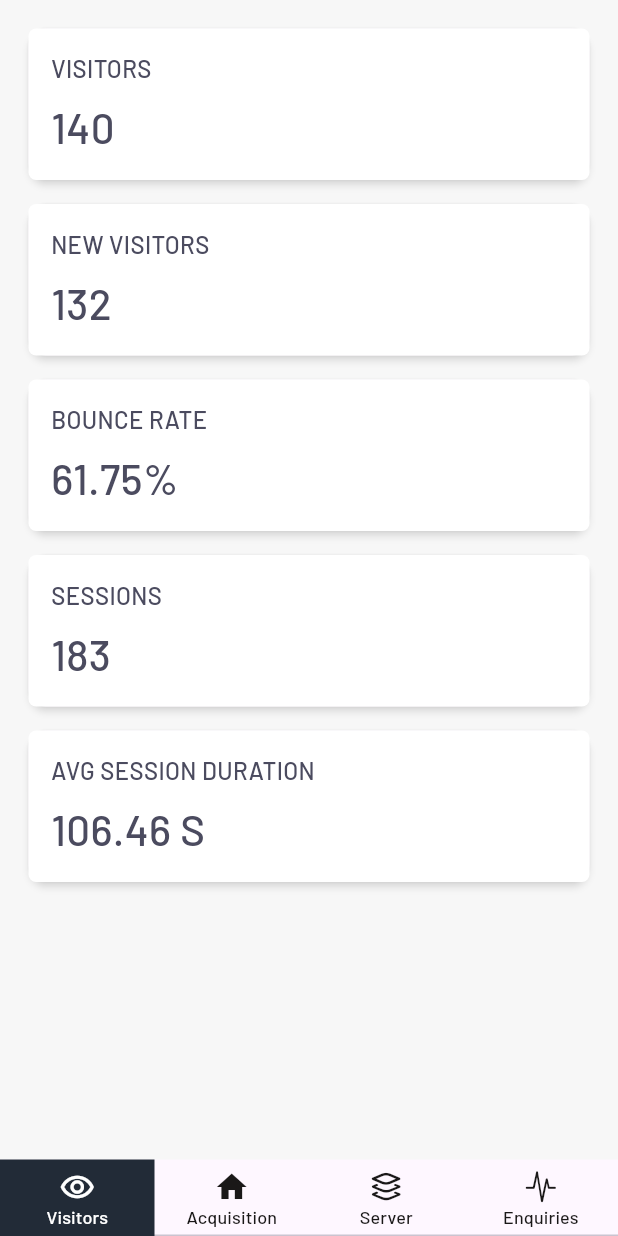
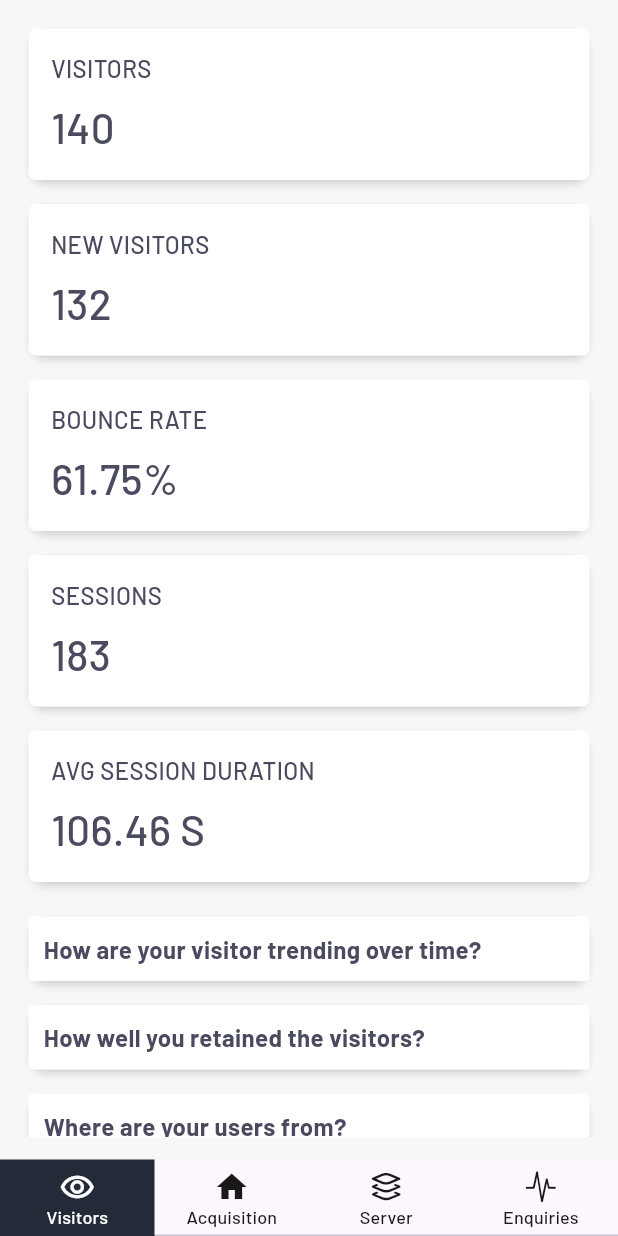
Before and after one commit to mirza-d3x/red_dog, a Flutter app: the screen it shows after launch, on a phone screen of 412 x 824 dp. Run offline on Flutter 3.47's test engine with Material 3 defaults, Android fonts, the phone set to English and light mode, and no system bars.

Commit message:
creating visitors screen

```diff
--- a/lib/features/tabs/visitors_screen.dart
+++ b/lib/features/tabs/visitors_screen.dart
@@ -1,6 +1,8 @@
 import 'package:flutter/material.dart';
 import 'package:reddog_mobile_app/styles/colors.dart';
 import 'package:reddog_mobile_app/widgets/tiles.dart';
+
+import '../../styles/text_styles.dart';
 
 class VisitorsScreen extends StatefulWidget {
   const VisitorsScreen({super.key});
@@ -33,6 +35,150 @@ class _VisitorsScreenState extends State<VisitorsScreen> {
 
                   const SizedBox(height: 8),
                   tiles('AVG SESSION DURATION', '106.46 S'),
+
+                  const SizedBox(height: 15),
+                  // How are your visitor trending over time?
+                  Card(
+                    elevation: 2,
+                    shadowColor: whiteColor,
+                    child: Container(
+                      padding: const EdgeInsets.all(10),
+                      width: double.infinity,
+                      decoration: BoxDecoration(
+                        borderRadius: BorderRadius.circular(3),
+                        color: whiteColor,
+                      ),
+                      child: Column(
+                        crossAxisAlignment: CrossAxisAlignment.start,
+                        children: [
+                          Text(
+                            'How are your visitor trending over time?',
+                            style: normalTextStyle,
+                          )
+                        ],
+                      ),
+                    ),
+                  ),
+
+                  const SizedBox(height: 8),
+                  // How well you retained the visitors?
+                  Card(
+                    elevation: 2,
+                    shadowColor: whiteColor,
+                    child: Container(
+                      padding: const EdgeInsets.all(10),
+                      width: double.infinity,
+                      decoration: BoxDecoration(
+                        borderRadius: BorderRadius.circular(3),
+                        color: whiteColor,
+                      ),
+                      child: Column(
+                        crossAxisAlignment: CrossAxisAlignment.start,
+                        children: [
+                          Text(
+                            'How well you retained the visitors?',
+                            style: normalTextStyle,
+                          )
+                        ],
+                      ),
+                    ),
+                  ),
+
+                  const SizedBox(height: 8),
+                  // Where are your users from?
+                  Card(
+                    elevation: 2,
+                    shadowColor: whiteColor,
+                    child: Container(
+                      padding: const EdgeInsets.all(10),
+                      width: double.infinity,
+                      decoration: BoxDecoration(
+                        borderRadius: BorderRadius.circular(3),
+                        color: whiteColor,
+                      ),
+                      child: Column(
+                        crossAxisAlignment: CrossAxisAlignment.start,
+                        children: [
+                          Text(
+                            'Where are your users from?',
+                            style: normalTextStyle,
+                          )
+                        ],
+                      ),
+                    ),
+                  ),
+
+                  const SizedBox(height: 8),
+                  // What language do they speak?
+                  Card(
+                    elevation: 2,
+                    shadowColor: whiteColor,
+                    child: Container(
+                      padding: const EdgeInsets.all(10),
+                      width: double.infinity,
+                      decoration: BoxDecoration(
+                        borderRadius: BorderRadius.circular(3),
+                        color: whiteColor,
+                      ),
+                      child: Column(
+                        crossAxisAlignment: CrossAxisAlignment.start,
+                        children: [
+                          Text(
+                            'What language do they speak?',
+                            style: normalTextStyle,
+                          )
+                        ],
+                      ),
+                    ),
+                  ),
+
+                  const SizedBox(height: 8),
+                  // What is their age group?
+                  Card(
+                    elevation: 2,
+                    shadowColor: whiteColor,
+                    child: Container(
+                      padding: const EdgeInsets.all(10),
+                      width: double.infinity,
+                      decoration: BoxDecoration(
+                        borderRadius: BorderRadius.circular(3),
+                        color: whiteColor,
+                      ),
+                      child: Column(
+                        crossAxisAlignment: CrossAxisAlignment.start,
+                        children: [
+                          Text(
+                            'What is their age group?',
+                            style: normalTextStyle,
+                          )
+                        ],
+                      ),
+                    ),
+                  ),
+
+                  const SizedBox(height: 8),
+                  // What is their gender?
+                  Card(
+                    elevation: 2,
+                    shadowColor: whiteColor,
+                    child: Container(
+                      padding: const EdgeInsets.all(10),
+                      width: double.infinity,
+                      decoration: BoxDecoration(
+                        borderRadius: BorderRadius.circular(3),
+                        color: whiteColor,
+                      ),
+                      child: Column(
+                        crossAxisAlignment: CrossAxisAlignment.start,
+                        children: [
+                          Text(
+                            'What is their gender?',
+                            style: normalTextStyle,
+                          )
+                        ],
+                      ),
+                    ),
+                  ),
                 ],
               )
 
--- a/lib/styles/text_styles.dart
+++ b/lib/styles/text_styles.dart
@@ -84,3 +84,9 @@ TextStyle tileNumberTextStyle = const TextStyle(
   color: normalTextColor,
   fontSize: 28,
 );
+
+TextStyle normalTextStyle = const TextStyle(
+  fontFamily: _boldFont,
+  color: normalTextColor,
+  fontSize: 16,
+);
```
